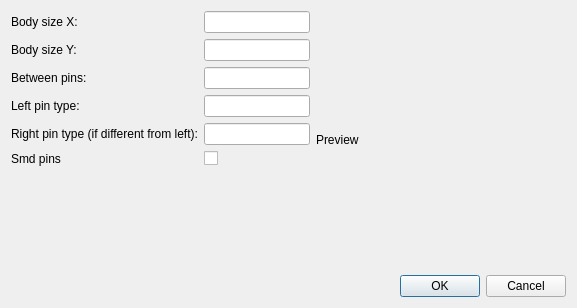
The window that master/SdDMasterPartDoubleRect.ui (usiksan/SaliCAD) describes before a commit, drawn with Qt 5.
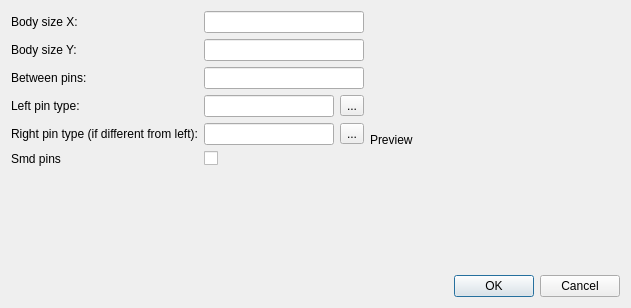
The same window after the commit.

Commit message: Append pin type selection from default pad association to DoubleRect part master and to part pin property bar.

```diff
--- a/master/SdDMasterPartDoubleRect.ui
+++ b/master/SdDMasterPartDoubleRect.ui
@@ -6,7 +6,7 @@
    <rect>
     <x>0</x>
     <y>0</y>
-    <width>577</width>
+    <width>631</width>
     <height>308</height>
    </rect>
   </property>
@@ -15,7 +15,7 @@
   </property>
   <layout class="QVBoxLayout" name="verticalLayout">
    <item>
-    <layout class="QHBoxLayout" name="horizontalLayout">
+    <layout class="QHBoxLayout" name="horizontalLayout_3">
      <item>
       <layout class="QFormLayout" name="formLayout">
        <item row="0" column="0">
@@ -56,7 +56,18 @@
         </widget>
        </item>
        <item row="3" column="1">
-        <widget class="QLineEdit" name="mLeftPinType"/>
+        <layout class="QHBoxLayout" name="horizontalLayout">
+         <item>
+          <widget class="QLineEdit" name="mLeftPinType"/>
+         </item>
+         <item>
+          <widget class="QToolButton" name="mLeftPinTypeSelect">
+           <property name="text">
+            <string>...</string>
+           </property>
+          </widget>
+         </item>
+        </layout>
        </item>
        <item row="4" column="0">
         <widget class="QLabel" name="label_5">
@@ -66,7 +77,18 @@
         </widget>
        </item>
        <item row="4" column="1">
-        <widget class="QLineEdit" name="mRightPinType"/>
+        <layout class="QHBoxLayout" name="horizontalLayout_2">
+         <item>
+          <widget class="QLineEdit" name="mRightPinType"/>
+         </item>
+         <item>
+          <widget class="QToolButton" name="mRightPinTypeSelect">
+           <property name="text">
+            <string>...</string>
+           </property>
+          </widget>
+         </item>
+        </layout>
        </item>
        <item row="5" column="0">
         <widget class="QLabel" name="label_6">
```
The commit also changes 3 other files.
